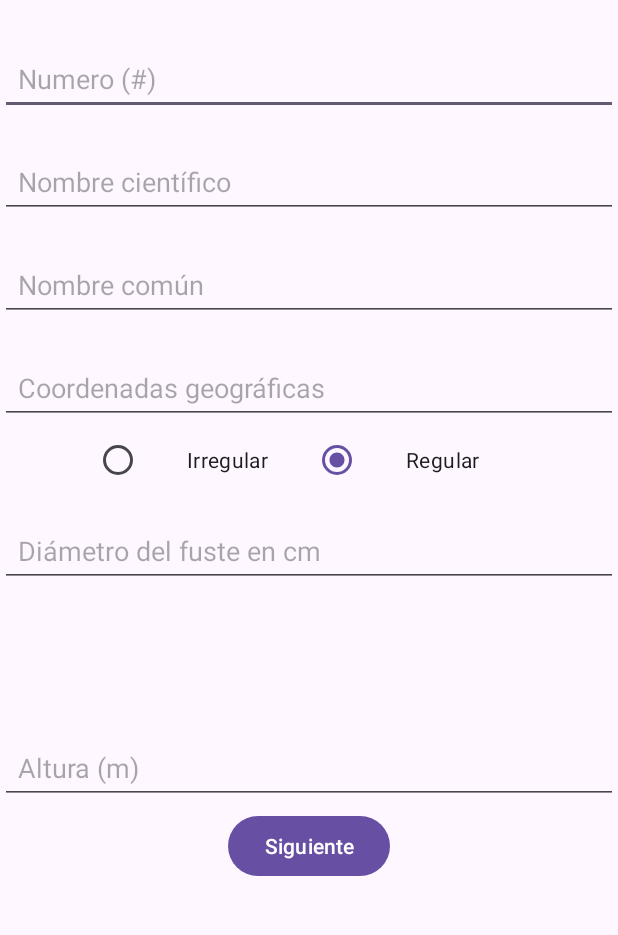
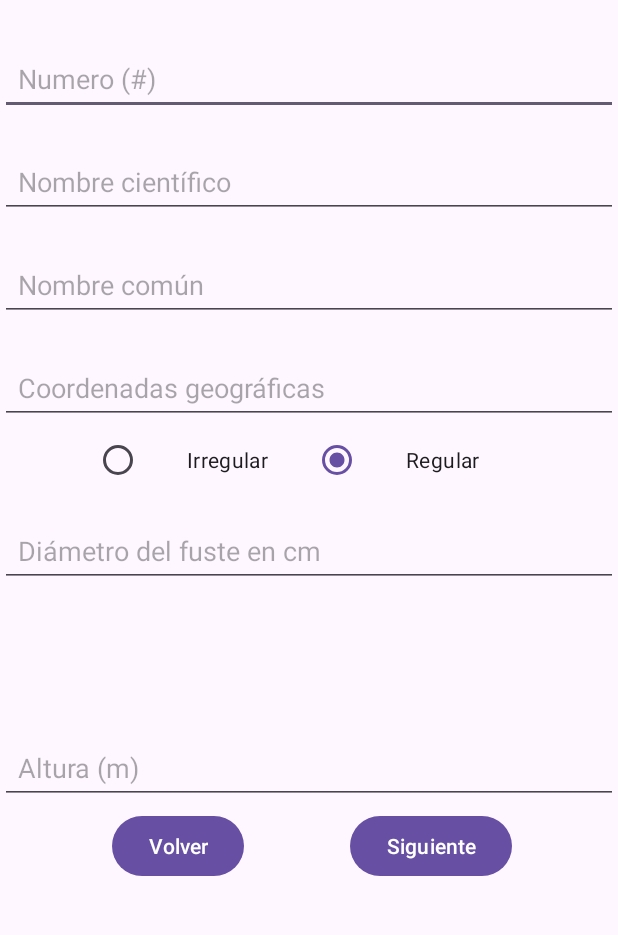
Before and after one commit to Veca-LAG/Forestales, an Android app: the MainActivity screen opened directly, with no data from a screen before it, on a phone screen of 412 x 824 dp, the part 53-988 px from its top. Run offline under Robolectric (Android 15) with nearby library versions, the phone set to English and light mode, and no system bars.

Commit message:
pantalla de opciones PARTE 2

```diff
--- a/app/src/main/java/com/example/forestales/MainActivity.java
+++ b/app/src/main/java/com/example/forestales/MainActivity.java
@@ -58,5 +58,13 @@ public class MainActivity extends AppCompatActivity {
             Intent intent = new Intent(MainActivity.this, MainActivity2.class);
             startActivity(intent);
         });
+
+        /*boton anterior*/
+        Button anteriorButton = findViewById(R.id.previwewButton);
+
+        anteriorButton.setOnClickListener(v -> {
+            Intent intent = new Intent(MainActivity.this, OptionActivity.class);
+            startActivity(intent);
+        });
     }
 }
--- a/app/src/main/java/com/example/forestales/MainActivity3.java
+++ b/app/src/main/java/com/example/forestales/MainActivity3.java
@@ -35,7 +35,7 @@ public class MainActivity3 extends AppCompatActivity {
         Button siguienteButton = findViewById(R.id.nextButton);
 
         siguienteButton.setOnClickListener(v -> {
-            Intent intent = new Intent(MainActivity3.this, MainActivity.class);
+            Intent intent = new Intent(MainActivity3.this, OptionActivity.class);
             startActivity(intent);
         });
 
--- a/app/src/main/res/layout/activity_main.xml
+++ b/app/src/main/res/layout/activity_main.xml
@@ -162,9 +162,23 @@
             android:text="Siguiente"
             app:layout_constraintBottom_toBottomOf="parent"
             app:layout_constraintEnd_toEndOf="parent"
+            app:layout_constraintHorizontal_bias="0.767"
             app:layout_constraintStart_toStartOf="parent"
             app:layout_constraintTop_toBottomOf="@+id/alturaEditText"
-            app:layout_constraintVertical_bias="1.0" />
+            app:layout_constraintVertical_bias="0.0" />
+
+        <Button
+            android:id="@+id/previwewButton"
+            android:layout_width="wrap_content"
+            android:layout_height="wrap_content"
+            android:layout_marginTop="4dp"
+            android:text="Volver"
+            app:layout_constraintBottom_toBottomOf="parent"
+            app:layout_constraintEnd_toStartOf="@+id/nextButton"
+            app:layout_constraintHorizontal_bias="0.516"
+            app:layout_constraintStart_toStartOf="parent"
+            app:layout_constraintTop_toBottomOf="@+id/alturaEditText"
+            app:layout_constraintVertical_bias="0.0" />
 
 
     </androidx.constraintlayout.widget.ConstraintLayout>
--- a/app/src/main/res/layout/activity_main3.xml
+++ b/app/src/main/res/layout/activity_main3.xml
@@ -77,7 +77,7 @@
             android:layout_height="wrap_content"
             android:layout_marginTop="12dp"
             android:layout_marginEnd="36dp"
-            android:text="Siguiente"
+            android:text="Finalizar"
             app:layout_constraintEnd_toEndOf="parent"
             app:layout_constraintTop_toBottomOf="@+id/imageView" />
 
```
Also changed, not shown: app/src/main/java/com/example/forestales/OptionActivity.java (+12 -0 lines).
